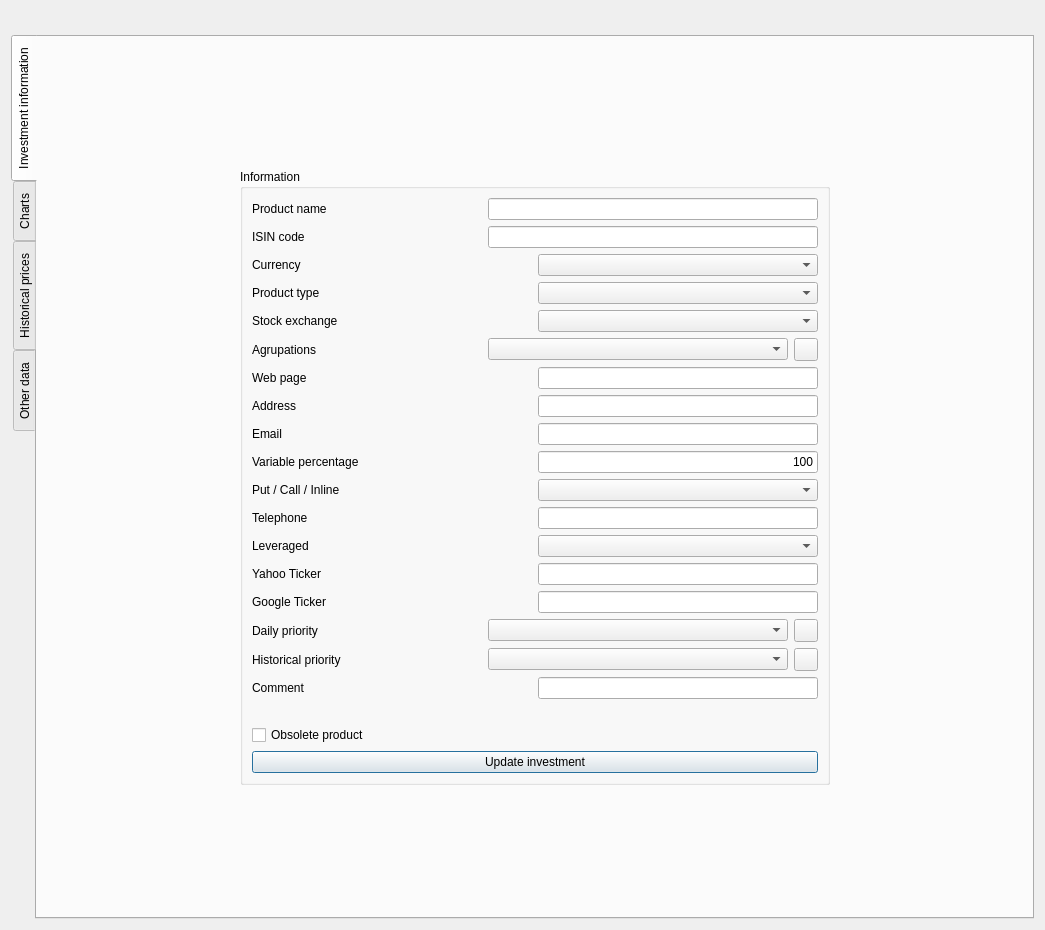
Old version of the form ui/frmProductReport.ui in the repository turulomio/xulpymoney.
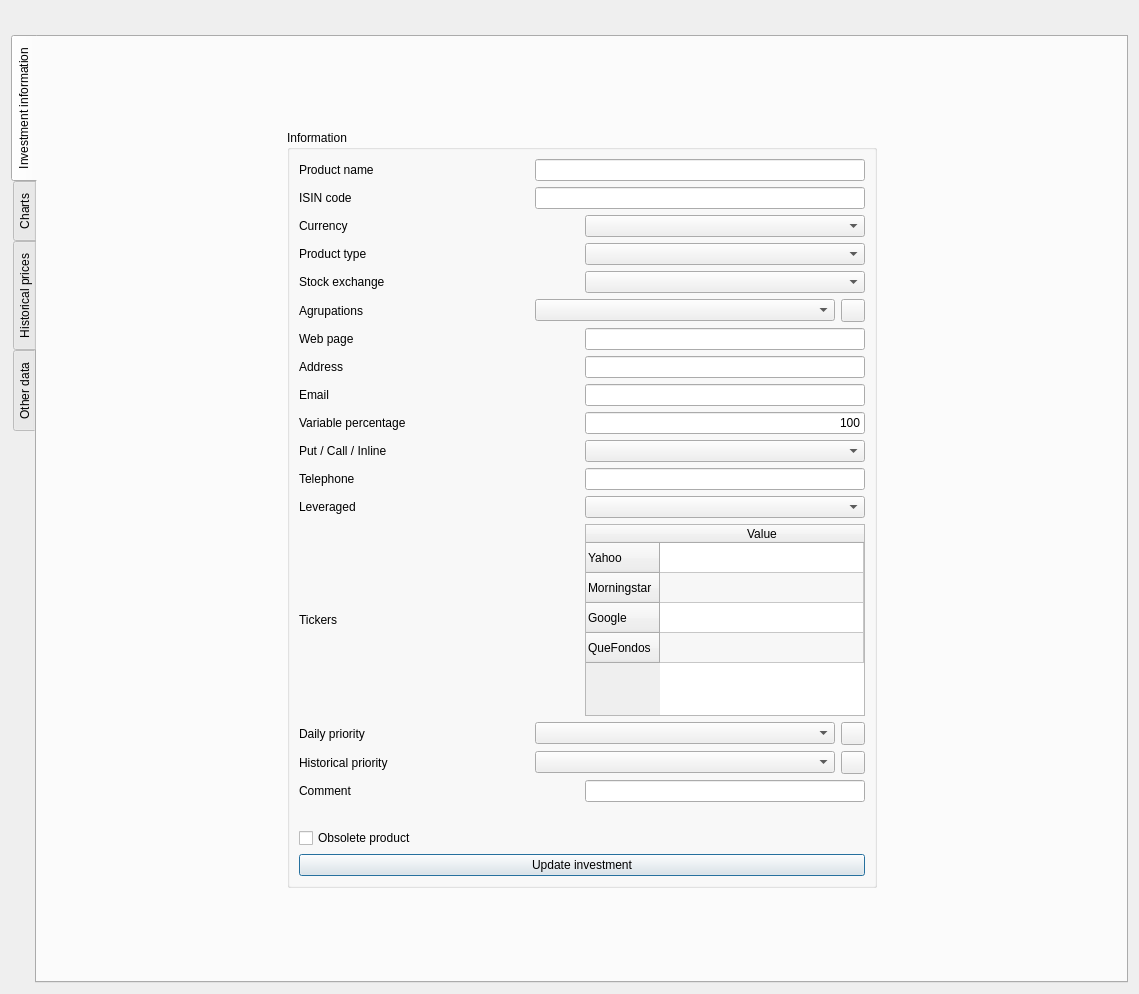
New version of the form. Icons and pictures are not drawn. Custom widgets are drawn as their Qt base class.

Commit message: Changed tickers system to array

What changed in the file:
```diff
--- a/ui/frmProductReport.ui
+++ b/ui/frmProductReport.ui
@@ -9,8 +9,8 @@
    <rect>
     <x>0</x>
     <y>0</y>
-    <width>1045</width>
-    <height>930</height>
+    <width>1139</width>
+    <height>994</height>
    </rect>
   </property>
   <property name="windowTitle">
@@ -445,61 +445,62 @@
                  <layout class="QHBoxLayout" name="horizontalLayout_42">
                   <item>
                    <widget class="QLabel" name="label_11">
-                    <property name="text">
-                     <string>Yahoo Ticker</string>
-                    </property>
-                   </widget>
-                  </item>
-                  <item>
-                   <widget class="QLineEdit" name="txtYahoo">
-                    <property name="sizePolicy">
-                     <sizepolicy hsizetype="Minimum" vsizetype="Fixed">
-                      <horstretch>0</horstretch>
-                      <verstretch>0</verstretch>
-                     </sizepolicy>
-                    </property>
                     <property name="minimumSize">
                      <size>
-                      <width>230</width>
+                      <width>280</width>
                       <height>0</height>
                      </size>
                     </property>
-                    <property name="alignment">
-                     <set>Qt::AlignRight|Qt::AlignTrailing|Qt::AlignVCenter</set>
-                    </property>
-                   </widget>
-                  </item>
-                 </layout>
-                </item>
-                <item>
-                 <layout class="QHBoxLayout" name="horizontalLayout_31">
-                  <item>
-                   <widget class="QLabel" name="label_8">
                     <property name="text">
-                     <string>Google Ticker</string>
+                     <string>Tickers</string>
                     </property>
                    </widget>
                   </item>
                   <item>
-                   <widget class="QLineEdit" name="txtGoogle">
-                    <property name="sizePolicy">
-                     <sizepolicy hsizetype="Minimum" vsizetype="Fixed">
-                      <horstretch>0</horstretch>
-                      <verstretch>0</verstretch>
-                     </sizepolicy>
-                    </property>
+                   <widget class="QTableWidget" name="tblTickers">
                     <property name="minimumSize">
                      <size>
                       <width>230</width>
                       <height>0</height>
                      </size>
                     </property>
-                    <property name="alignment">
-                     <set>Qt::AlignRight|Qt::AlignTrailing|Qt::AlignVCenter</set>
-                    </property>
-                    <property name="readOnly">
+                    <property name="alternatingRowColors">
                      <bool>true</bool>
                     </property>
+                    <property name="selectionMode">
+                     <enum>QAbstractItemView::SingleSelection</enum>
+                    </property>
+                    <attribute name="horizontalHeaderStretchLastSection">
+                     <bool>true</bool>
+                    </attribute>
+                    <attribute name="verticalHeaderVisible">
+                     <bool>true</bool>
+                    </attribute>
+                    <row>
+                     <property name="text">
+                      <string>Yahoo</string>
+                     </property>
+                    </row>
+                    <row>
+                     <property name="text">
+                      <string>Morningstar</string>
+                     </property>
+                    </row>
+                    <row>
+                     <property name="text">
+                      <string>Google</string>
+                     </property>
+                    </row>
+                    <row>
+                     <property name="text">
+                      <string>QueFondos</string>
+                     </property>
+                    </row>
+                    <column>
+                     <property name="text">
+                      <string>Value</string>
+                     </property>
+                    </column>
                    </widget>
                   </item>
                  </layout>
```
The commit also changes 56 other files.
